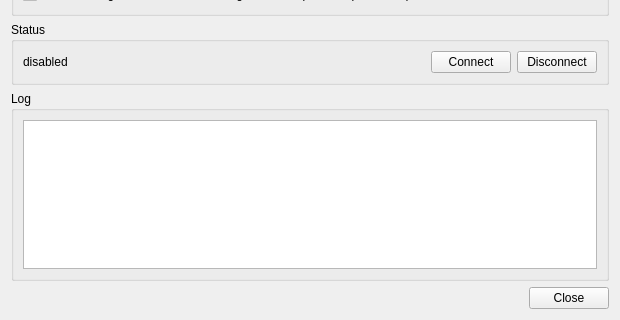
Hydro74000/ngPost, file src/hmi/VpnSettingsDialog.ui: the form before one commit; both pictures show x 0 to 620 and y 200 to 520 of the 620 by 520 pixel window.
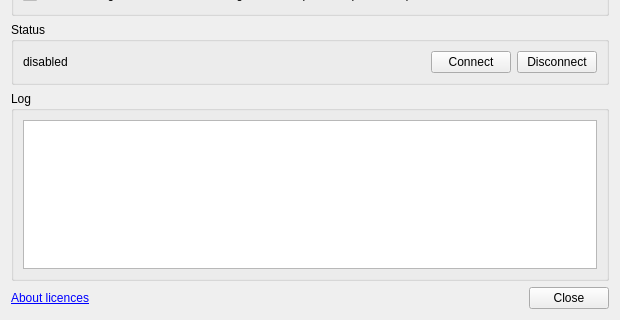
The form after the commit.

Commit message: feat: add third-party software licence notices and update UI components for VPN settings

Diff of the .ui file:
```diff
--- a/src/hmi/VpnSettingsDialog.ui
+++ b/src/hmi/VpnSettingsDialog.ui
@@ -186,11 +186,38 @@
     </widget>
    </item>
    <item>
+    <layout class="QHBoxLayout" name="footerLayout">
+     <item>
+      <widget class="QLabel" name="licencesLink">
+       <property name="text">
+        <string>&lt;a href="about:licences"&gt;About licences&lt;/a&gt;</string>
+       </property>
+       <property name="textFormat">
+        <enum>Qt::RichText</enum>
+       </property>
+      </widget>
+     </item>
+     <item>
+      <spacer name="footerSpacer">
+       <property name="orientation">
+        <enum>Qt::Horizontal</enum>
+       </property>
+       <property name="sizeHint" stdset="0">
+        <size>
+         <width>40</width>
+         <height>20</height>
+        </size>
+       </property>
+      </spacer>
+     </item>
+     <item>
     <widget class="QDialogButtonBox" name="buttonBox">
      <property name="standardButtons">
       <set>QDialogButtonBox::Close</set>
      </property>
     </widget>
+     </item>
+    </layout>
    </item>
   </layout>
  </widget>
```
Lines whose indentation alone changed are shown as unchanged. The commit also changes 7 other files.
